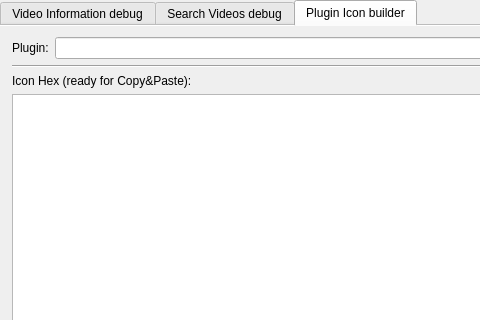
ckorn/xvst, file tools/DebugPlugins/ui/mainwindow.ui: the form before one commit; both pictures show x 0 to 480 and y 0 to 320 of the 800 by 548 pixel window.
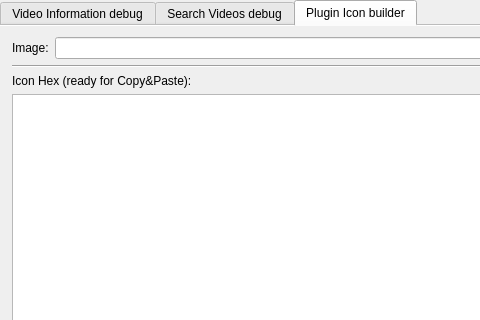
The form after the commit. The open tabs and pages were chosen to show the change.

Commit message: - Fixed bug with Image path caption

```diff
--- a/tools/DebugPlugins/ui/mainwindow.ui
+++ b/tools/DebugPlugins/ui/mainwindow.ui
@@ -303,7 +303,7 @@
         <item row="0" column="0">
          <widget class="QLabel" name="label_8">
           <property name="text">
-           <string>Plugin:</string>
+           <string>Image:</string>
           </property>
          </widget>
         </item>
```
